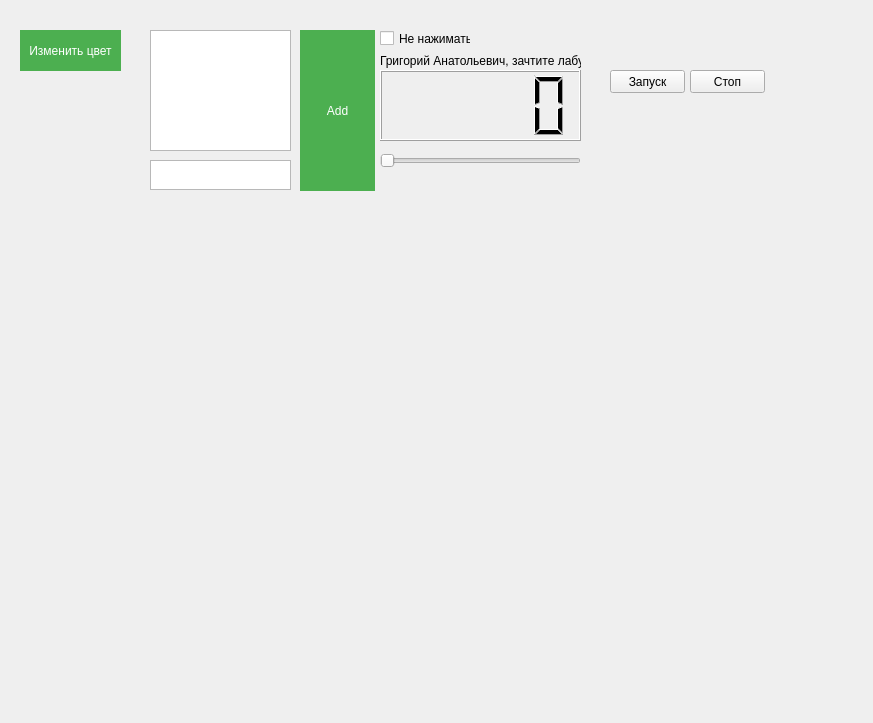
Qt form design.ui (Stealth1337/FirstLab1) before a commit.
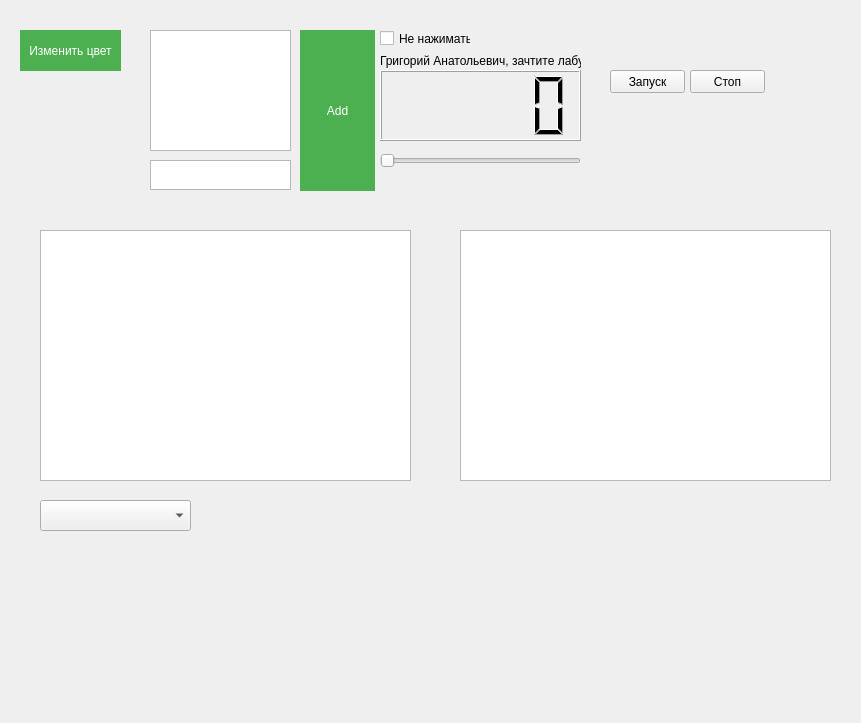
The same form after that commit.

```diff
--- a/design.ui
+++ b/design.ui
@@ -6,7 +6,7 @@
    <rect>
     <x>0</x>
     <y>0</y>
-    <width>873</width>
+    <width>861</width>
     <height>723</height>
    </rect>
   </property>
@@ -179,9 +179,52 @@
    <widget class="QLabel" name="mousetracklabel">
     <property name="geometry">
      <rect>
-      <x>20</x>
-      <y>220</y>
-      <width>461</width>
+      <x>200</x>
+      <y>500</y>
+      <width>151</width>
+      <height>31</height>
+     </rect>
+    </property>
+    <property name="text">
+     <string/>
+    </property>
+   </widget>
+   <widget class="QTreeView" name="tree">
+    <property name="geometry">
+     <rect>
+      <x>40</x>
+      <y>230</y>
+      <width>371</width>
+      <height>251</height>
+     </rect>
+    </property>
+   </widget>
+   <widget class="QTableView" name="table">
+    <property name="geometry">
+     <rect>
+      <x>460</x>
+      <y>230</y>
+      <width>371</width>
+      <height>251</height>
+     </rect>
+    </property>
+   </widget>
+   <widget class="QComboBox" name="comboBox">
+    <property name="geometry">
+     <rect>
+      <x>40</x>
+      <y>500</y>
+      <width>151</width>
+      <height>31</height>
+     </rect>
+    </property>
+   </widget>
+   <widget class="QLabel" name="combolabel">
+    <property name="geometry">
+     <rect>
+      <x>40</x>
+      <y>540</y>
+      <width>181</width>
       <height>31</height>
      </rect>
     </property>
```
Left out of the diff: 2 changed lines with no effect on the pictures.
